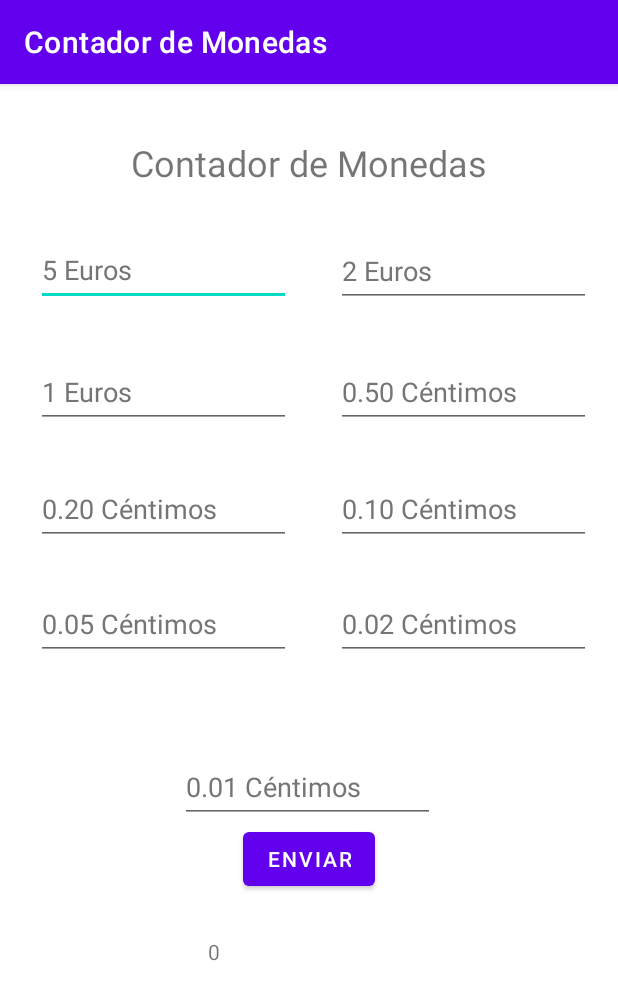
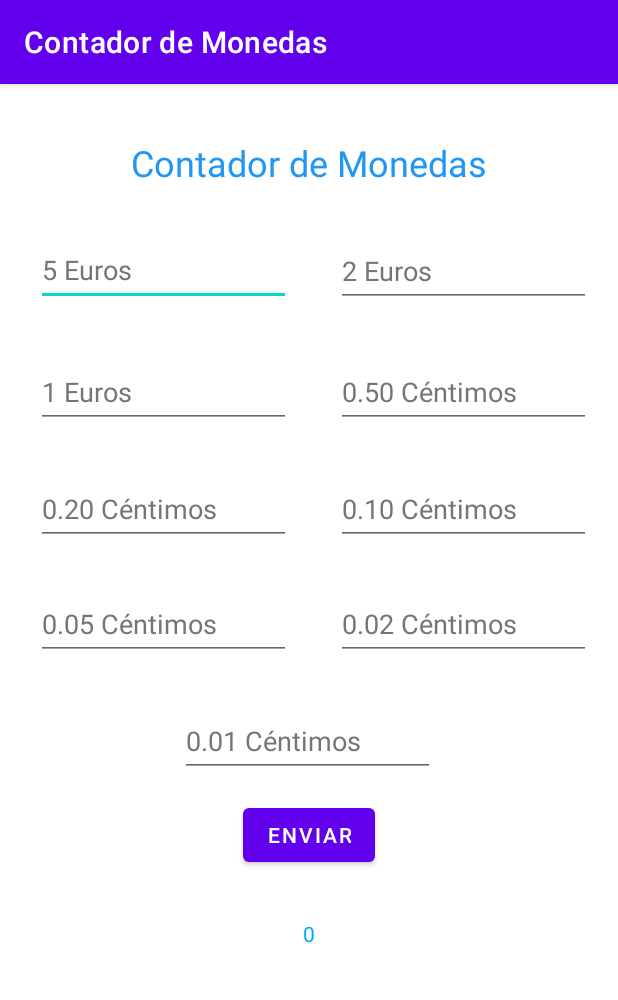
Before and after one commit to ivanea21/Contador-de-Monedas, an Android app: the screen it shows after launch (MainActivity), on a phone screen of 412 x 824 dp. Shown: the top 1000 px of the screen. Run offline under Robolectric (Android 15) with nearby library versions, the phone set to English and light mode, and no system bars.

Commit message:
Version 3

```diff
--- a/app/src/main/res/layout/activity_main.xml
+++ b/app/src/main/res/layout/activity_main.xml
@@ -14,6 +14,7 @@
         android:layout_height="wrap_content"
         android:layout_marginTop="36dp"
         android:text="Contador de Monedas"
+        android:textColor="#2196F3"
         android:textSize="24sp"
         app:layout_constraintEnd_toEndOf="parent"
         app:layout_constraintStart_toStartOf="parent"
@@ -162,13 +163,13 @@
         app:layout_constraintBottom_toBottomOf="parent"
         app:layout_constraintStart_toStartOf="parent"
         app:layout_constraintTop_toBottomOf="@+id/textView"
-            app:layout_constraintVertical_bias="0.571" />
+        app:layout_constraintVertical_bias="0.523" />
 
     <Button
         android:id="@+id/enviar"
         android:layout_width="wrap_content"
         android:layout_height="wrap_content"
-            android:layout_marginTop="424dp"
+        android:layout_marginTop="408dp"
         android:onClick="calcular"
         android:text="enviar"
         app:layout_constraintEnd_toEndOf="parent"
@@ -177,12 +178,13 @@
 
     <TextView
         android:id="@+id/mostrar"
-        android:layout_width="134dp"
-        android:layout_height="48dp"
-        android:layout_marginTop="28dp"
+        android:layout_width="183dp"
+        android:layout_height="67dp"
+        android:layout_marginTop="32dp"
         android:text="0"
+        android:textAlignment="center"
+        android:textColor="#03A9F4"
         app:layout_constraintEnd_toEndOf="parent"
-        app:layout_constraintHorizontal_bias="0.498"
         app:layout_constraintStart_toStartOf="parent"
         app:layout_constraintTop_toBottomOf="@+id/enviar" />
 </androidx.constraintlayout.widget.ConstraintLayout>
```
Lines whose indentation alone changed are shown as unchanged.
